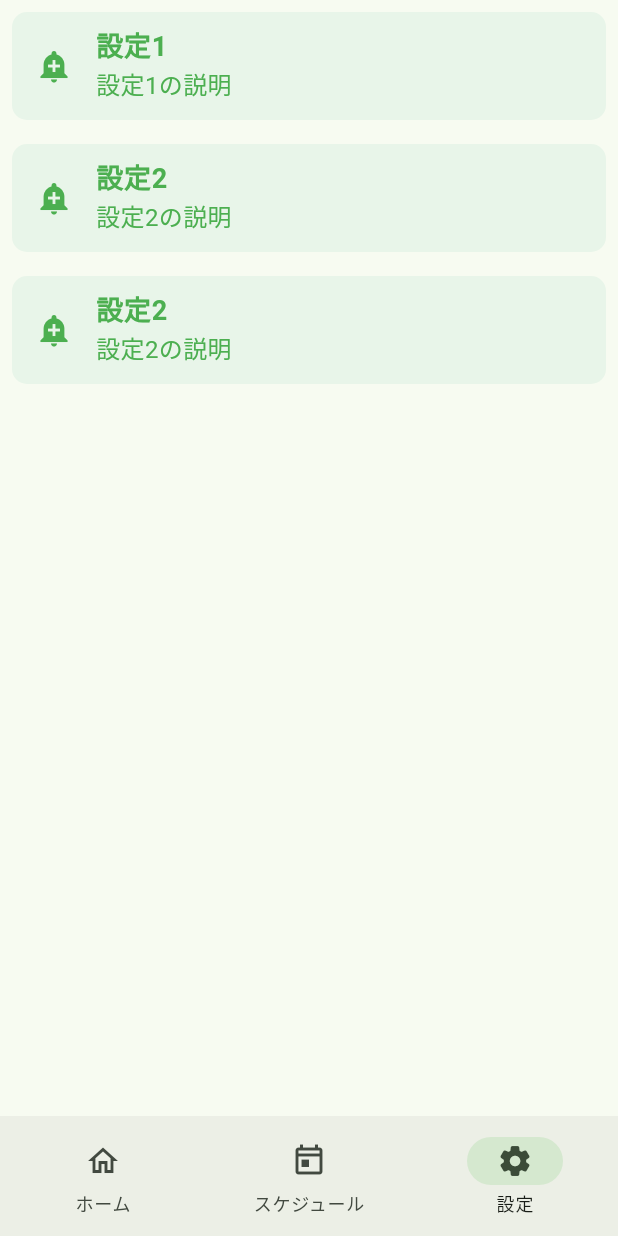
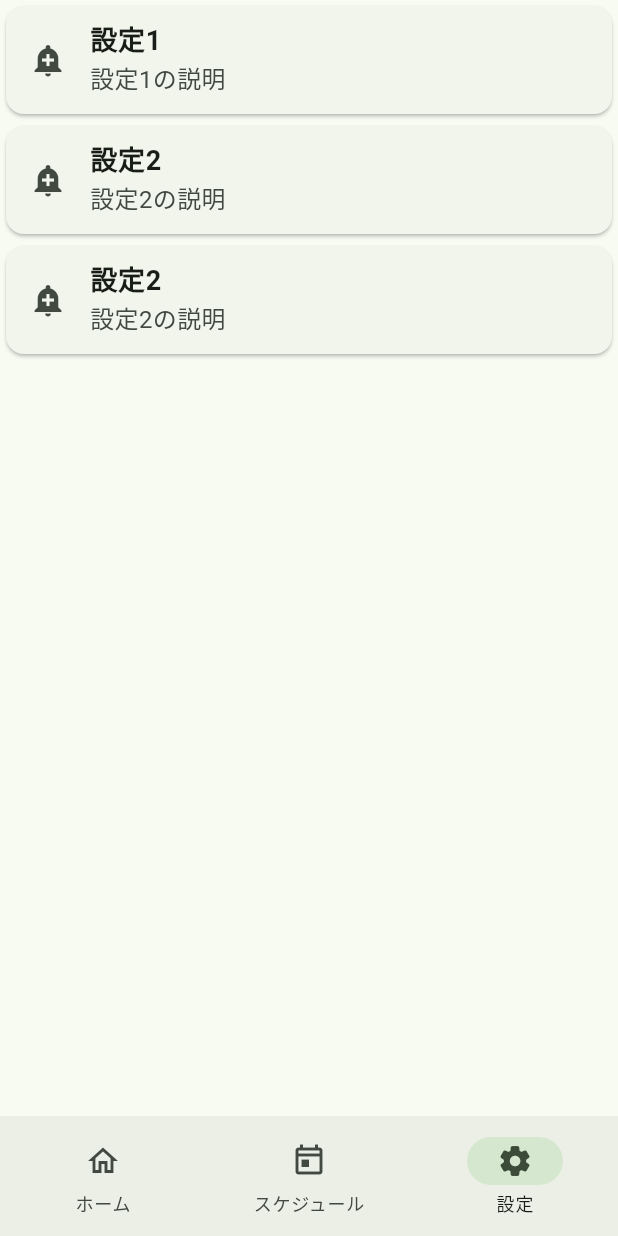
Before and after one commit to yuru-fuwa/maiporarisu, a Flutter app: the screen it shows after launch, item 3 of the bottom bar chosen, on a phone screen of 412 x 824 dp. Run offline on Flutter 3.47's test engine with Material 2 defaults, Android fonts, the light colour scheme and no system bars; our stand-ins replace flutter_dotenv, flutter_hooks, freezed_annotation, geolocator, get, google_maps_flutter and 1 more.

Commit message:
chenge: スタイルの変更

```diff
--- a/lib/ui/screens/setting_screen/setting_screen.dart
+++ b/lib/ui/screens/setting_screen/setting_screen.dart
@@ -1,5 +1,4 @@
 import 'package:flutter/material.dart';
-import 'package:maiporarisu/ui/styles/color.dart';
 
 class SettingScreen extends StatelessWidget {
   const SettingScreen({Key? key}) : super(key: key);
@@ -43,27 +42,21 @@ class SettingListItem extends StatelessWidget {
 
   @override
   Widget build(BuildContext context) {
-    return Container(
-      decoration: BoxDecoration(
-        color: Colors.green[50], // 可愛い色に変更
-        borderRadius: BorderRadius.circular(10),
-      ),
-      margin: const EdgeInsets.all(8),
+    return Card(
+      shadowColor: Colors.black,
       child: ListTile(
-        leading: const Icon(Icons.add_alert, color: MaiporarisuColor.keyColor),
+        leading: const Icon(Icons.add_alert),
         title: Text(
           title,
           style: const TextStyle(
             fontSize: 18,
             fontWeight: FontWeight.bold,
-            color: MaiporarisuColor.keyColor,
           ),
         ),
         subtitle: Text(
           subtitle,
           style: const TextStyle(
             fontSize: 16,
-            color: MaiporarisuColor.keyColor,
           ),
         ),
       ),
```
Also changed, not shown: 3 other files.
